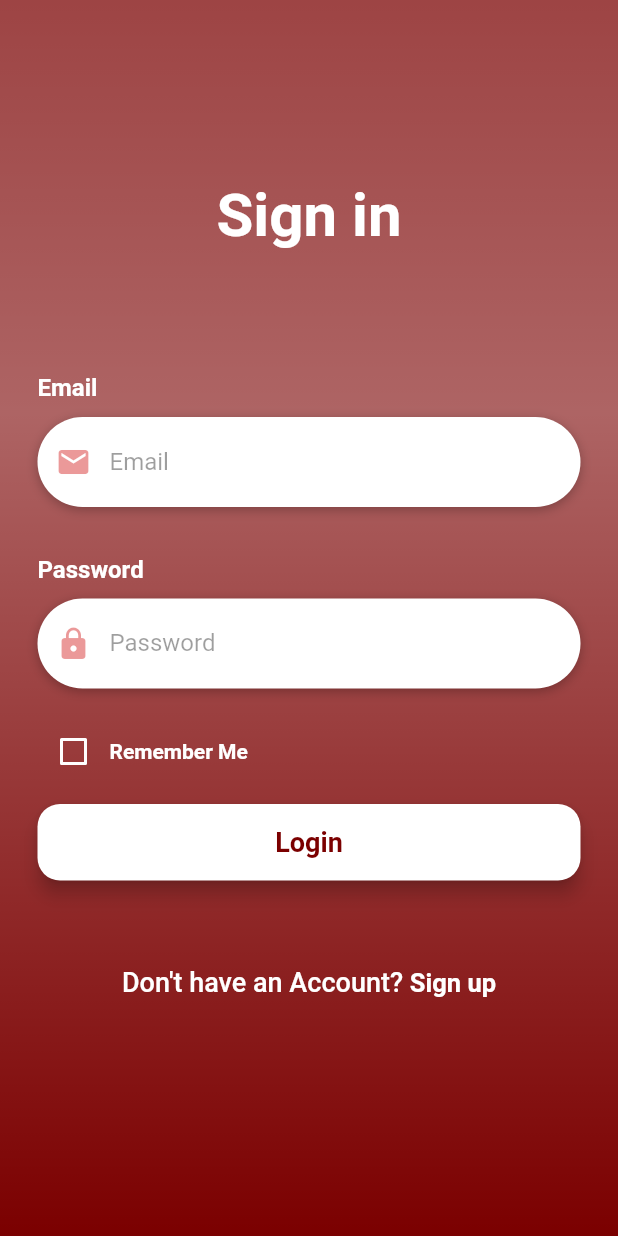
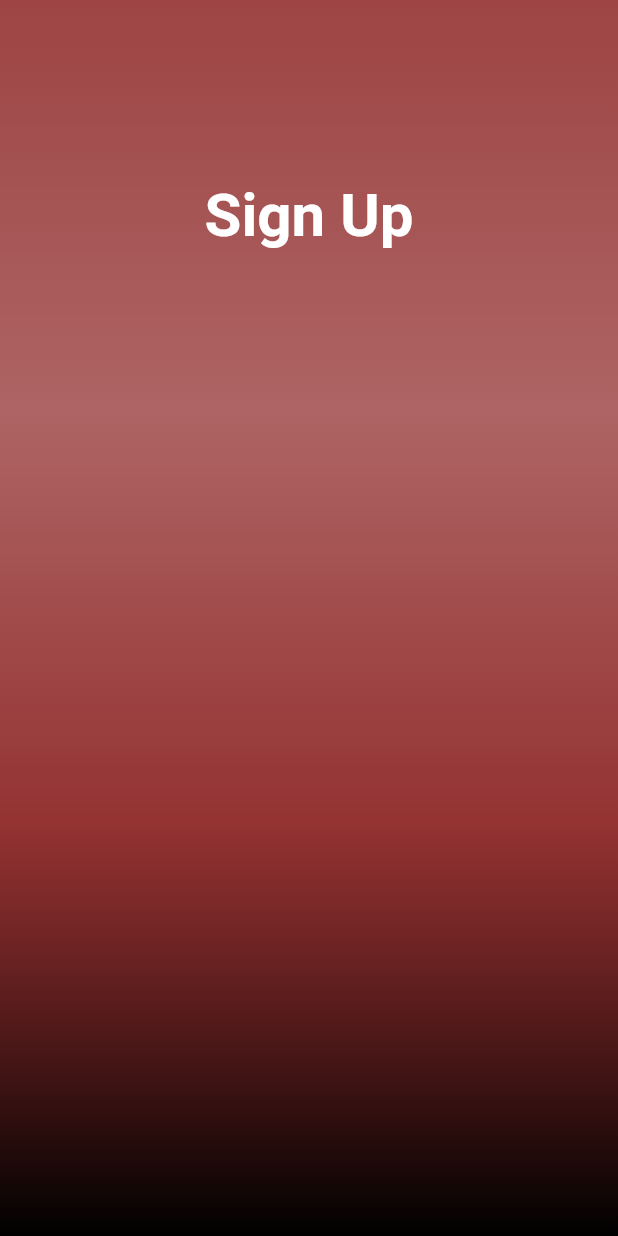
Before and after one commit to Handaji/HelpDesk_Frontend_Mobile, a Flutter app: the screen it shows after launch, on a phone screen of 412 x 824 dp. Run offline on Flutter 3.47's test engine with Material 2 defaults, Android fonts, the phone set to English and light mode, and no system bars.

```diff
--- a/lib/LoginPage.dart
+++ b/lib/LoginPage.dart
@@ -178,7 +178,7 @@ class _LoginPageState extends State<LoginPage> {
                   Color(0xBA7B0000),
                   Color(0x997B0000),
                   Color(0xcc7B0000),
-                  Color(0xff7B0000),
+                  Color(0xff000000),
                 ])),
             child: SingleChildScrollView(
               physics: AlwaysScrollableScrollPhysics(),
--- /dev/null
+++ b/lib/SignupPage.dart
@@ -0,0 +1,58 @@
+import 'package:flutter/material.dart';
+import 'package:flutter/services.dart';
+
+class SignupPage extends StatefulWidget {
+  @override
+  _SignupPageState createState() => _SignupPageState();
+}
+
+class _SignupPageState extends State<SignupPage> {
+  @override
+  Widget build(BuildContext context) {
+    // TODO: implement build
+    return Scaffold(
+        body: AnnotatedRegion<SystemUiOverlayStyle>(
+      value: SystemUiOverlayStyle.light,
+      child: Stack(
+        children: <Widget>[
+          Container(
+            height: double.infinity,
+            width: double.infinity,
+            decoration: BoxDecoration(
+                gradient: LinearGradient(
+                    begin: Alignment.topCenter,
+                    end: Alignment.bottomCenter,
+                    colors: [
+                  Color(0xBA7B0000),
+                  Color(0x997B0000),
+                  Color(0xcc7B0000),
+                  Color(0xff000000),
+                ])),
+            child: SingleChildScrollView(
+              physics: AlwaysScrollableScrollPhysics(),
+              padding: EdgeInsets.symmetric(
+                horizontal: 25,
+                vertical: 120,
+              ),
+              child: Column(
+                mainAxisAlignment: MainAxisAlignment.center,
+                children: <Widget>[
+                  Text(
+                    'Sign Up',
+                    style: TextStyle(
+                      color: Colors.white,
+                      fontSize: 40,
+                      fontWeight: FontWeight.bold,
+                    ),
+                  ),
+                  SizedBox(height: 50),
+
+                ],
+              ),
+            ),
+          )
+        ],
+      ),
+    ));
+  }
+}
--- a/lib/main.dart
+++ b/lib/main.dart
@@ -1,5 +1,6 @@
 import 'package:flutter/material.dart';
 import 'LoginPage.dart';
+import 'SignupPage.dart';
 
 void main() {
   runApp(MyApp());
@@ -12,7 +13,7 @@ class MyApp extends StatelessWidget {
     return MaterialApp(
       title: 'HelpDesk',
      debugShowCheckedModeBanner: false,
-      home: LoginPage(),
+      home: SignupPage(),
     );
   }
 }
```
